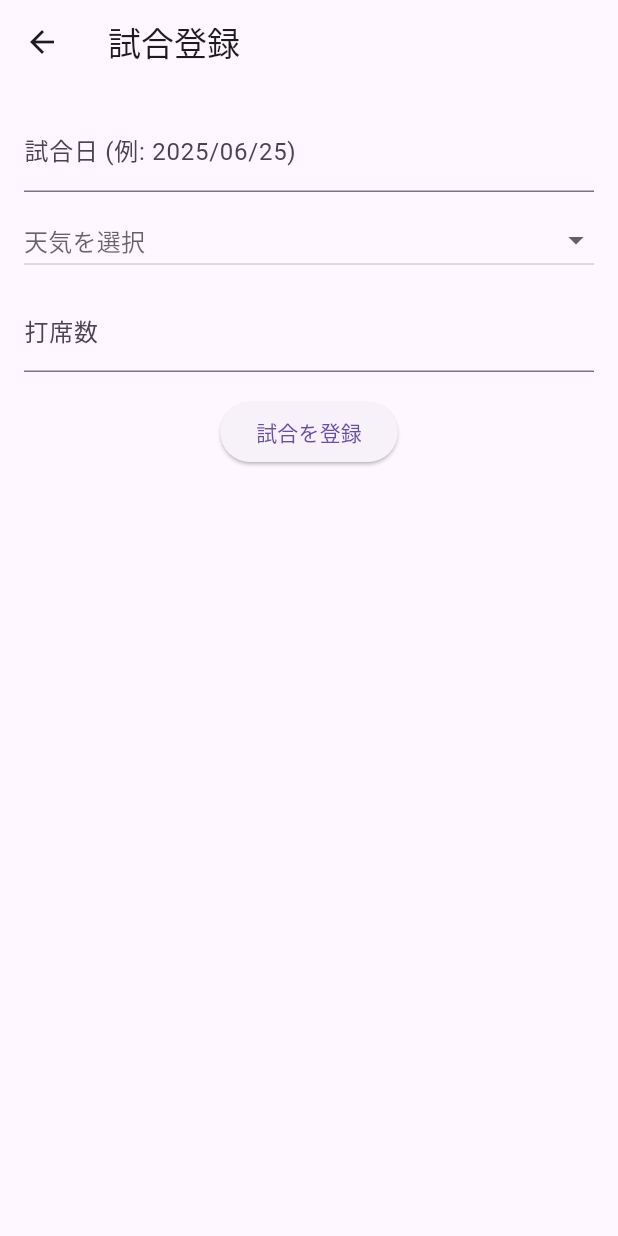
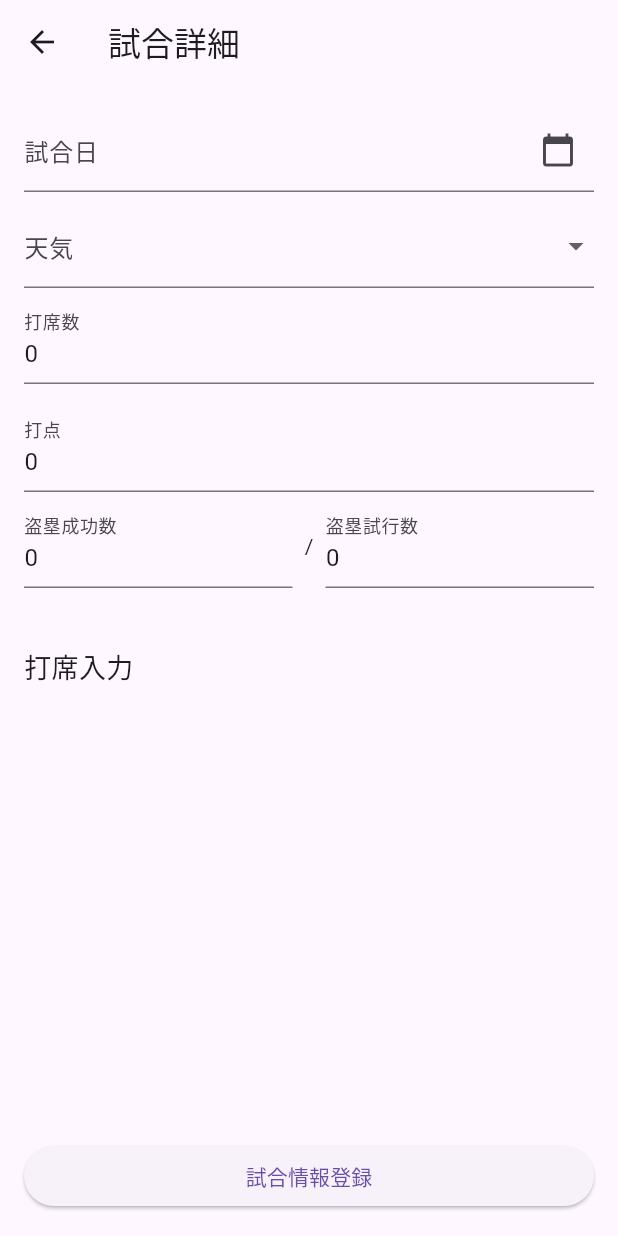
Before and after one commit to hhhhhashi/baseball_record, a Flutter app: the screen it shows after launch, after a tap on the "add" icon, on a phone screen of 412 x 824 dp. Run offline on Flutter 3.47's test engine with Material 3 defaults, Android fonts, the phone set to English and light mode, and no system bars.

Commit message:
試合一覧完成

```diff
--- a/lib/models/game.dart
+++ b/lib/models/game.dart
@@ -2,9 +2,9 @@ class Game {
   String date;
   String weather;
   int numAtBats;
-  int? runsBattedIn;        // 打点
-  int? stealSuccesses;      // 盗塁成功数
-  int? stealAttempts;       // 盗塁試行数
+  int runsBattedIn;        // 打点
+  int stealSuccesses;      // 盗塁成功数
+  int stealAttempts;       // 盗塁試行数
   List<AtBat> atBats;
 
   Game({
--- a/lib/screens/game_detail_page.dart
+++ b/lib/screens/game_detail_page.dart
@@ -15,12 +15,27 @@ class _GameDetailPageState extends State<GameDetailPage> {
   final TextEditingController _rbiController = TextEditingController();
   final TextEditingController _stealSuccessController = TextEditingController();
   final TextEditingController _stealAttemptController = TextEditingController();
+  DateTime? _selectedDate;
+  String? _selectedWeather;
+  final TextEditingController _numAtBatsController = TextEditingController();
+  final TextEditingController _dateController = TextEditingController();
+  final List<String> _weatherOptions = ['晴れ', '曇り', '雨', '雪', 'その他'];
+
 
   @override
   void initState() {
     super.initState();
+    // 初期値をセット
+    if (widget.game.date.isNotEmpty) {
+      _selectedDate = DateTime.tryParse(widget.game.date);
+      if (_selectedDate != null) {
+        _dateController.text =
+            "${_selectedDate!.year}/${_selectedDate!.month.toString().padLeft(2, '0')}/${_selectedDate!.day.toString().padLeft(2, '0')}";
+      }
+    }
 
-    // 初期値をセット
+    _selectedWeather = widget.game.weather.isEmpty ? null : widget.game.weather;
+    _numAtBatsController.text = widget.game.numAtBats.toString();
     _rbiController.text = widget.game.runsBattedIn.toString();
     _stealSuccessController.text = widget.game.stealSuccesses.toString();
     _stealAttemptController.text = widget.game.stealAttempts.toString();
@@ -28,11 +43,24 @@ class _GameDetailPageState extends State<GameDetailPage> {
 
   void _saveExtraStats() {
     setState(() {
+    widget.game.date =
+        _selectedDate != null
+            ? "${_selectedDate!.year}/${_selectedDate!.month.toString().padLeft(2, '0')}/${_selectedDate!.day.toString().padLeft(2, '0')}"
+            : '';
+    widget.game.weather = _selectedWeather ?? '';
+    widget.game.numAtBats =
+        int.tryParse(_numAtBatsController.text) ?? 0;
+
     widget.game.runsBattedIn = int.tryParse(_rbiController.text) ?? 0;
     widget.game.stealSuccesses =
         int.tryParse(_stealSuccessController.text) ?? 0;
     widget.game.stealAttempts =
         int.tryParse(_stealAttemptController.text) ?? 0;
+
+    if (widget.game.atBats.length != widget.game.numAtBats) {
+      widget.game.atBats =
+          List.generate(widget.game.numAtBats, (_) => AtBat());
+    }
     });
 
     ScaffoldMessenger.of(context).showSnackBar(
@@ -69,14 +97,61 @@ class _GameDetailPageState extends State<GameDetailPage> {
         child: Column(
           children: [
             // 試合情報
-            Align(
-              alignment: Alignment.centerLeft,
-              child: Column(
-                crossAxisAlignment: CrossAxisAlignment.start,
-                children: [
-                  Text('試合日: ${widget.game.date}'),
-                  Text('天気: ${widget.game.weather}'),
-                  Text('打席数: ${widget.game.numAtBats}'),
+            TextField(
+              controller: _dateController,
+              readOnly: true,
+              decoration: const InputDecoration(
+                labelText: '試合日',
+                suffixIcon: Icon(Icons.calendar_today),
+              ),
+              onTap: () async {
+                final picked = await showDatePicker(
+                  context: context,
+                  initialDate: _selectedDate ?? DateTime.now(),
+                  firstDate: DateTime(2000),
+                  lastDate: DateTime(2100),
+                );
+                if (picked != null) {
+                  setState(() {
+                    _selectedDate = picked;
+                    _dateController.text =
+                        "${picked.year}/${picked.month.toString().padLeft(2, '0')}/${picked.day.toString().padLeft(2, '0')}";
+                  });
+                }
+              },
+            ),
+            const SizedBox(height: 8),
+
+            DropdownButtonFormField<String>(
+              value: _selectedWeather,
+              decoration: const InputDecoration(labelText: '天気'),
+              items: _weatherOptions.map((weather) {
+                return DropdownMenuItem<String>(
+                  value: weather,
+                  child: Text(weather),
+                );
+              }).toList(),
+              onChanged: (value) {
+                setState(() {
+                  _selectedWeather = value;
+                });
+              },
+            ),
+            const SizedBox(height: 8),
+
+            TextField(
+              controller: _numAtBatsController,
+              keyboardType: TextInputType.number,
+              decoration: const InputDecoration(labelText: '打席数'),
+              onChanged: (value) {
+                final numAtBats = int.tryParse(value) ?? 0;
+                setState(() {
+                  widget.game.numAtBats = numAtBats;
+                  widget.game.atBats =
+                      List.generate(numAtBats, (_) => AtBat());
+                });
+              },
+            ),
             const SizedBox(height: 16),
 
             /// 打点
@@ -85,7 +160,6 @@ class _GameDetailPageState extends State<GameDetailPage> {
               keyboardType: TextInputType.number,
               decoration: const InputDecoration(labelText: '打点'),
             ),
-
             const SizedBox(height: 8),
 
             /// 盗塁
@@ -113,10 +187,6 @@ class _GameDetailPageState extends State<GameDetailPage> {
               ],
             ),
             const SizedBox(height: 16),
-                  Text('盗塁成績: $stealDisplay'),
-                ],
-              ),
-            ),
 
             const SizedBox(height: 24),
             const Align(
@@ -163,8 +233,14 @@ class _GameDetailPageState extends State<GameDetailPage> {
             SizedBox(
               width: double.infinity,
               child: ElevatedButton(
-                onPressed: isAllAtBatsFilled ? _registerGame : null,
-                child: const Text('試合情報を登録'),
+                onPressed: () {
+                  // 保存処理をここに書く
+                  // e.g. 保存する処理
+                  _saveExtraStats();
+                  // 一覧に戻る
+                  Navigator.pop(context, widget.game);
+                },
+                child: const Text('試合情報登録'),
               ),
             )
           ],
--- a/lib/screens/game_list_page.dart
+++ b/lib/screens/game_list_page.dart
@@ -1,12 +1,24 @@
 import 'package:flutter/material.dart';
 import '../models/game.dart';
-import 'game_registration_page.dart';
 import 'game_detail_page.dart';
 
-class GameListPage extends StatelessWidget {
+class GameListPage extends StatefulWidget {
   final List<Game> games;
 
   const GameListPage({super.key, required this.games});
+
+  @override
+  State<GameListPage> createState() => _GameListPageState();
+}
+
+class _GameListPageState extends State<GameListPage> {
+  late List<Game> games;
+
+  @override
+  void initState() {
+    super.initState();
+    games = widget.games;
+  }
 
   String formatSteal(Game game) {
     if (game.stealAttempts == 0) {
@@ -24,13 +36,29 @@ class GameListPage extends StatelessWidget {
         actions: [
           IconButton(
             icon: const Icon(Icons.add),
-            onPressed: () {
-              Navigator.push(
+            onPressed: () async {
+              final newGame = Game(
+                date: '',
+                weather: '',
+                numAtBats: 0,
+                runsBattedIn: 0,
+                stealSuccesses: 0,
+                stealAttempts: 0,
+                atBats: [],
+              );
+
+              final resultGame = await Navigator.push<Game>(
                 context,
                 MaterialPageRoute(
-                  builder: (context) => const GameRegistrationPage(),
+                  builder: (context) => GameDetailPage(game: newGame),
                 ),
               );
+
+              if (resultGame != null) {
+                setState(() {
+                  games.add(resultGame);
+                });
+              }
             },
           )
         ],
--- a/lib/screens/game_registration_page.dart
+++ /dev/null
@@ -1,97 +0,0 @@
-import 'package:baseball_record/models/game.dart';
-import 'package:flutter/material.dart';
-import 'game_detail_page.dart';
-
-class GameRegistrationPage extends StatefulWidget {
-  const GameRegistrationPage({super.key});
-
-  @override
-  State<GameRegistrationPage> createState() => _GameRegistrationPageState();
-}
-
-class _GameRegistrationPageState extends State<GameRegistrationPage> {
-  final TextEditingController _dateController = TextEditingController();
-  String? _selectedWeather;
-  final TextEditingController _numAtBatsController = TextEditingController();
-
-  final List<String> _weatherOptions = ['晴れ', '曇り', '雨', '雪'];
-
-  void _registerGame() {
-    final date = _dateController.text;
-    final weather = _selectedWeather;
-    final numAtBats = int.tryParse(_numAtBatsController.text);
-
-    if (date.isEmpty || weather == null || numAtBats == null) {
-      ScaffoldMessenger.of(context).showSnackBar(
-        const SnackBar(content: Text('全て入力してください')),
-      );
-      return;
-    }
-
-    // 空の打席を作成
-    List<AtBat> atBats = List.generate(
-      numAtBats,
-      (index) => AtBat(result: null, dateTime: null),
-    );
-
-    Game game = Game(
-      date: date,
-      weather: weather,
-      numAtBats: numAtBats,
-      atBats: atBats,
-    );
-
-    Navigator.push(
-      context,
-      MaterialPageRoute(
-        builder: (context) => GameDetailPage(game: game),
-      ),
-    );
-  }
-
-  @override
-  Widget build(BuildContext context) {
-    return Scaffold(
-      appBar: AppBar(title: const Text('試合登録')),
-      body: Padding(
-        padding: const EdgeInsets.all(16.0),
-        child: Column(
-          children: [
-            TextField(
-              controller: _dateController,
-              decoration: const InputDecoration(labelText: '試合日 (例: 2025/06/25)'),
-            ),
-            const SizedBox(height: 8),
-            DropdownButton<String>(
-              isExpanded: true,
-              value: _selectedWeather,
-              hint: const Text('天気を選択'),
-              items: _weatherOptions.map((weather) {
-                return DropdownMenuItem(
-                  value: weather,
-                  child: Text(weather),
-                );
-              }).toList(),
-              onChanged: (value) {
-                setState(() {
-                  _selectedWeather = value;
-                });
-              },
-            ),
-            const SizedBox(height: 8),
-            TextField(
-              controller: _numAtBatsController,
-              keyboardType: TextInputType.number,
-              decoration: const InputDecoration(labelText: '打席数'),
-            ),
-            const SizedBox(height: 16),
-            ElevatedButton(
-              onPressed: _registerGame,
-              child: const Text('試合を登録'),
-            ),
-          ],
-        ),
-      ),
-    );
-  }
-}
```
Lines whose indentation alone changed are shown as unchanged.
